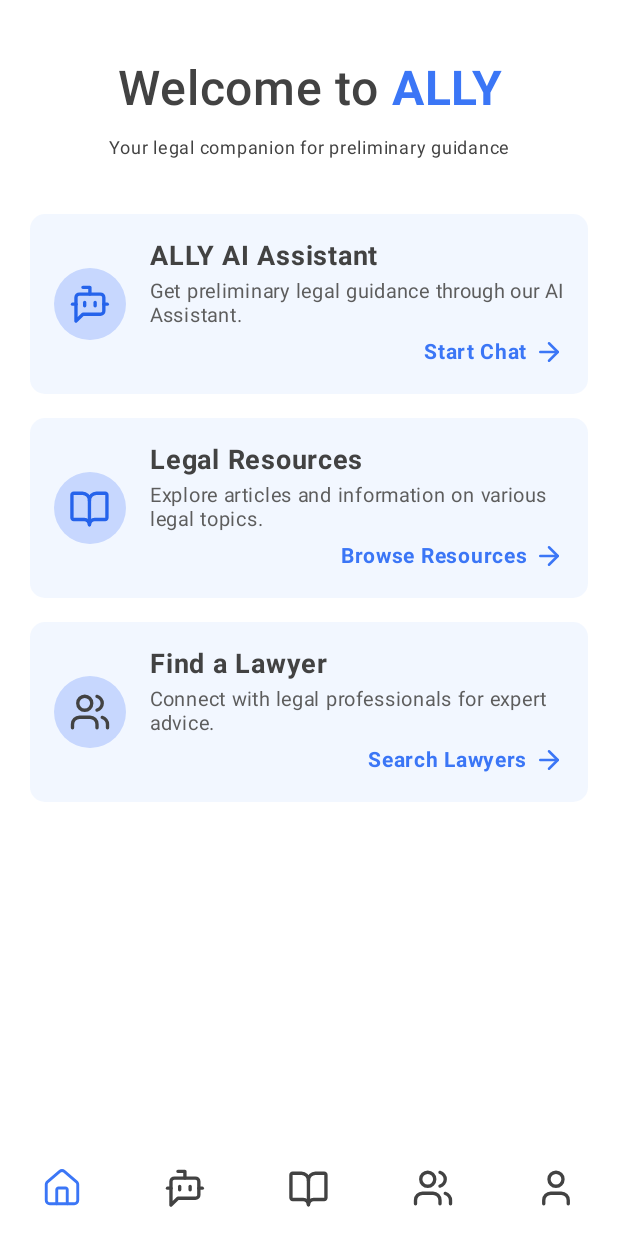
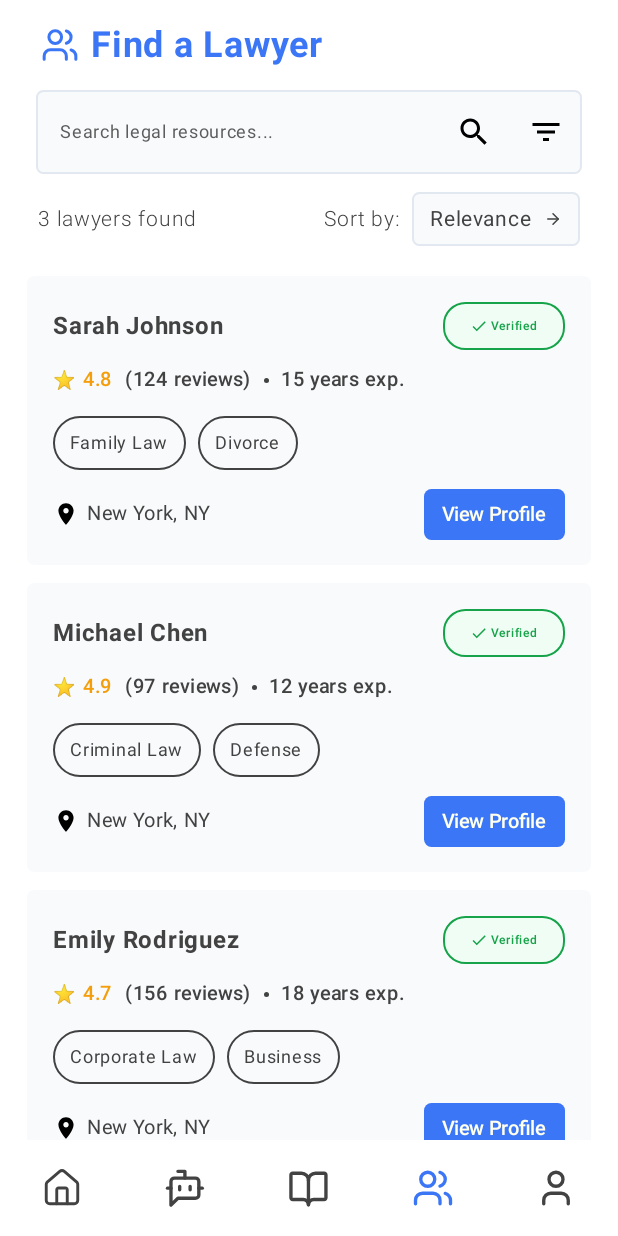
Before and after one commit to piolonrqz/Capstone-ALLY, an Android app built with Jetpack Compose: the screen it shows after launch (MainActivity), after a tap on "Find a Lawyer", on a phone screen of 412 x 824 dp. Run offline under Robolectric (Android 15) with nearby library versions, the phone set to English and light mode, and no system bars.

Commit message:
added Lawyers Screen

```diff
--- a/ally-mobile/app/src/main/java/com/example/ally/MainActivity.kt
+++ b/ally-mobile/app/src/main/java/com/example/ally/MainActivity.kt
@@ -23,6 +23,7 @@ import com.example.ally.ui.screens.LandingScreen
 import com.example.ally.ui.screens.ChatScreen
 import com.example.ally.ui.screens.ResourcesScreen
 import com.example.ally.ui.screens.LibrarySearchScreen
+import com.example.ally.ui.screens.LawyersScreen
 import com.example.ally.ui.components.AllyBottomNav
 
 class MainActivity : ComponentActivity() {
@@ -38,7 +39,7 @@ class MainActivity : ComponentActivity() {
                 Scaffold(
                     modifier = Modifier.fillMaxSize(),                    bottomBar = {
                         // Show bottom nav only on screens that need it
-                        if (currentRoute == ScreenRoutes.LANDING || currentRoute == ScreenRoutes.CHAT || currentRoute == ScreenRoutes.RESOURCES) { // Add other relevant routes
+                        if (currentRoute == ScreenRoutes.LANDING || currentRoute == ScreenRoutes.CHAT || currentRoute == ScreenRoutes.RESOURCES || currentRoute == ScreenRoutes.LAWYERS) { // Add other relevant routes
                             AllyBottomNav(navController = navController, currentRoute = currentRoute)
                         }
                     }
@@ -59,8 +60,10 @@ class MainActivity : ComponentActivity() {
                         composable(ScreenRoutes.LIBRARY_SEARCH) {
                             LibrarySearchScreen(navController = navController)
                         }
+                        composable(ScreenRoutes.LAWYERS) {
+                            LawyersScreen(navController = navController)
+                        }
                         // Add other composables for other screens here
-                        // composable(ScreenRoutes.LAWYERS) { LawyersScreen(navController) }
                         // composable(ScreenRoutes.ACCOUNT) { AccountScreen(navController) }
                     }
                 }
--- a/ally-mobile/app/src/main/java/com/example/ally/ui/components/BottomNavigationBar.kt
+++ b/ally-mobile/app/src/main/java/com/example/ally/ui/components/BottomNavigationBar.kt
@@ -56,7 +56,7 @@ fun AllyBottomNav(navController: NavController, currentRoute: String?) {
                 iconRes = R.drawable.ic_lawyers,
                 label = "Lawyers",
                 selected = currentRoute == ScreenRoutes.LAWYERS,
-                onClick = { /* TODO: if (currentRoute != ScreenRoutes.LAWYERS) navController.navigate(ScreenRoutes.LAWYERS) */ }
+                onClick = { if (currentRoute != ScreenRoutes.LAWYERS) navController.navigate(ScreenRoutes.LAWYERS) }
             )
             BottomNavItem(
                 iconRes = R.drawable.ic_account,
--- a/ally-mobile/app/src/main/java/com/example/ally/ui/screens/LandingScreen.kt
+++ b/ally-mobile/app/src/main/java/com/example/ally/ui/screens/LandingScreen.kt
@@ -67,7 +67,7 @@ fun LandingScreen(navController: NavController) {
             title = "Legal Resources",
             description = "Explore articles and information on various legal topics.",
             buttonText = "Browse Resources",
-            onClick = { navController.navigate(ScreenRoutes.RESOURCES)  }
+            onClick = { navController.navigate(ScreenRoutes.RESOURCES) }
         )
         Spacer(modifier = Modifier.height(16.dp))
         LandingCard(
@@ -75,7 +75,7 @@ fun LandingScreen(navController: NavController) {
             title = "Find a Lawyer",
             description = "Connect with legal professionals for expert advice.",
             buttonText = "Search Lawyers",
-            onClick = { /* TODO: navController.navigate(ScreenRoutes.LAWYERS) */ }
+            onClick = { navController.navigate(ScreenRoutes.LAWYERS) }
         )
         Spacer(modifier = Modifier.weight(1f))
     }
--- /dev/null
+++ b/ally-mobile/app/src/main/java/com/example/ally/ui/screens/LawyersScreen.kt
@@ -0,0 +1,421 @@
+package com.example.ally.ui.screens
+
+import androidx.compose.foundation.BorderStroke
+import androidx.compose.foundation.background
+import androidx.compose.foundation.border
+import androidx.compose.foundation.clickable
+import androidx.compose.foundation.layout.*
+import androidx.compose.foundation.lazy.LazyColumn
+import androidx.compose.foundation.lazy.items
+import androidx.compose.foundation.shape.CircleShape
+import androidx.compose.foundation.shape.RoundedCornerShape
+import androidx.compose.material.icons.Icons
+import androidx.compose.material.icons.filled.Search
+import androidx.compose.material.icons.filled.FilterList
+import androidx.compose.material.icons.filled.LocationOn
+import androidx.compose.material.icons.filled.Check
+import androidx.compose.material3.*
+import androidx.compose.runtime.*
+import androidx.compose.ui.Alignment
+import androidx.compose.ui.Modifier
+import androidx.compose.ui.draw.clip
+import androidx.compose.ui.graphics.Color
+import androidx.compose.ui.res.painterResource
+import androidx.compose.ui.text.font.FontWeight
+import androidx.compose.ui.unit.dp
+import androidx.compose.ui.unit.sp
+import androidx.navigation.NavController
+import com.example.ally.R
+
+data class Lawyer(
+    val name: String,
+    val rating: Double,
+    val reviewCount: Int,
+    val yearsExperience: Int,
+    val specialties: List<String>,
+    val location: String,
+    val isVerified: Boolean
+)
+
+@Composable
+fun LawyersScreen(navController: NavController) {
+    // Sample data - in real app this would come from API/database
+    val lawyers = remember {
+        listOf(
+            Lawyer(
+                name = "Sarah Johnson",
+                rating = 4.8,
+                reviewCount = 124,
+                yearsExperience = 15,
+                specialties = listOf("Family Law", "Divorce"),
+                location = "New York, NY",
+                isVerified = true
+            ),
+            Lawyer(
+                name = "Michael Chen",
+                rating = 4.9,
+                reviewCount = 97,
+                yearsExperience = 12,
+                specialties = listOf("Criminal Law", "Defense"),
+                location = "New York, NY",
+                isVerified = true
+            ),
+            Lawyer(
+                name = "Emily Rodriguez",
+                rating = 4.7,
+                reviewCount = 156,
+                yearsExperience = 18,
+                specialties = listOf("Corporate Law", "Business"),
+                location = "New York, NY",
+                isVerified = true
+            )
+        )
+    }
+
+    var searchQuery by remember { mutableStateOf("") }
+    var sortBy by remember { mutableStateOf("Relevance") }
+
+    Column(
+        modifier = Modifier
+            .fillMaxSize()
+            .background(Color.White)
+    ) {
+        // Header
+        Row(
+            modifier = Modifier
+                .fillMaxWidth()
+                .padding(horizontal = 27.dp, vertical = 16.dp),
+            verticalAlignment = Alignment.CenterVertically
+        ) {
+            Icon(
+                painter = painterResource(id = R.drawable.ic_lawyers),
+                contentDescription = "Lawyers Icon",
+                modifier = Modifier.size(25.dp),
+                tint = Color(0xFF3B76F6)
+            )
+
+            Spacer(modifier = Modifier.width(8.dp))
+
+            Text(
+                text = "Find a Lawyer",
+                fontSize = 24.sp,
+                fontWeight = FontWeight.Bold,
+                color = Color(0xFF3B76F6)
+            )
+        }
+
+        // Search Bar
+        Card(
+            modifier = Modifier.fillMaxWidth().padding(horizontal = 24.dp),
+            shape = RoundedCornerShape(5.dp),
+            colors = CardDefaults.cardColors(containerColor = Color(0xFFF8FAFC)),
+            border = BorderStroke(1.dp, Color(0xFFE2E8F0))
+
+        ) {
+            Row(
+                modifier = Modifier
+                    .fillMaxWidth(),
+                verticalAlignment = Alignment.CenterVertically
+            ) {
+                TextField(
+                    value = searchQuery,
+                    onValueChange = { searchQuery = it },
+                    placeholder = {
+                        Text(
+                            text = "Search legal resources...",
+                            color = Color(0xFF5D5D5D),
+                            fontSize = 12.sp
+                        )
+                    },
+                    modifier = Modifier.weight(1f),
+                    colors = TextFieldDefaults.colors(
+                        focusedContainerColor = Color.Transparent,
+                        unfocusedContainerColor = Color.Transparent,
+                        focusedIndicatorColor = Color.Transparent,
+                        unfocusedIndicatorColor = Color.Transparent
+                    )
+                )
+                  IconButton(onClick = { /* TODO: Implement  */ }) {
+                    Icon(
+                        imageVector = Icons.Default.Search,
+                        contentDescription = "Search",
+                        tint = Color(0xFF000000)
+                    )
+                }
+
+                IconButton(onClick = { /* TODO: Implement filter */ }) {
+                    Icon(
+                        imageVector = Icons.Default.FilterList,
+                        contentDescription = "Filter",
+                        tint = Color(0xFF000000)
+                    )
+                }
+            }
+        }
+
+        Spacer(modifier = Modifier.height(12.dp))
+
+        // Results and Sort Section
+        Row(
+            modifier = Modifier
+                .fillMaxWidth()
+                .padding(horizontal = 25.dp),
+            horizontalArrangement = Arrangement.SpaceBetween,
+            verticalAlignment = Alignment.CenterVertically
+        ) {
+            Text(
+                text = "${lawyers.size} lawyers found",
+                fontSize = 14.sp,
+                fontWeight = FontWeight.Light,
+                color = Color(0xFF424242)
+            )
+
+            Row(
+                verticalAlignment = Alignment.CenterVertically
+            ) {
+                Text(
+                    text = "Sort by:",
+                    fontSize = 14.sp,
+                    fontWeight = FontWeight.Light,
+                    color = Color(0xFF424242)
+                )
+
+                Spacer(modifier = Modifier.width(8.dp))
+
+                Box(
+                    modifier = Modifier
+                        .background(
+                            Color(0xFFF8FAFC),
+                            RoundedCornerShape(5.dp)
+                        )
+                        .border(
+                            1.dp,
+                            Color(0xFFE2E8F0),
+                            RoundedCornerShape(5.dp)
+                        )
+                        .padding(horizontal = 12.dp, vertical = 6.dp)
+                        .clickable { /* Handle dropdown */ }
+                ) {
+                    Row(
+                        verticalAlignment = Alignment.CenterVertically
+                    ) {
+                        Text(
+                            text = sortBy,
+                            fontSize = 14.sp,
+                            color = Color(0xFF424242)
+                        )
+                        Spacer(modifier = Modifier.width(8.dp))
+                        Icon(
+                            painter = painterResource(id = R.drawable.ic_arrow_right),
+                            contentDescription = "Dropdown",
+                            modifier = Modifier.size(12.dp),
+                            tint = Color(0xFF424242)
+                        )
+                    }
+                }
+            }
+        }
+
+        Spacer(modifier = Modifier.height(12.dp))
+
+        // Lawyers List
+        LazyColumn(
+            modifier = Modifier
+                .fillMaxSize()
+                .padding(horizontal = 16.dp),
+            verticalArrangement = Arrangement.spacedBy(12.dp),
+            contentPadding = PaddingValues(vertical = 8.dp)
+        ) {
+            items(lawyers) { lawyer ->
+                LawyerCard(lawyer = lawyer)
+            }
+        }
+    }
+}
+
+@Composable
+fun LawyerCard(lawyer: Lawyer) {
+    Card(
+        modifier = Modifier
+            .fillMaxWidth()
+            .padding(horizontal = 2.dp),
+        shape = RoundedCornerShape(5.dp),
+        colors = CardDefaults.cardColors(containerColor = Color(0xFFF8FAFC)),
+        elevation = CardDefaults.cardElevation(defaultElevation = 0.dp)
+    ) {
+        Column(
+            modifier = Modifier
+                .fillMaxWidth()
+                .padding(17.dp)
+        ) {
+            // Name and Verification
+            Row(
+                modifier = Modifier.fillMaxWidth(),
+                horizontalArrangement = Arrangement.SpaceBetween,
+                verticalAlignment = Alignment.CenterVertically
+            ) {
+                Text(
+                    text = lawyer.name,
+                    fontSize = 16.sp,
+                    fontWeight = FontWeight.Bold,
+                    color = Color(0xFF424242)
+                )
+
+                if (lawyer.isVerified) {
+                    Box(
+                        modifier = Modifier
+                            .background(
+                                Color(0xFFF0FDF4),
+                                RoundedCornerShape(15.dp)
+                            )
+                            .border(
+                                1.dp,
+                                Color(0xFF16A34A),
+                                RoundedCornerShape(15.dp)
+                            )
+                            .padding(horizontal = 18.dp, vertical = 4.dp)
+                    ) {                        Row(
+                            verticalAlignment = Alignment.CenterVertically
+                        ) {
+                            Icon(
+                                imageVector = Icons.Default.Check,
+                                contentDescription = "Verified",
+                                modifier = Modifier.size(12.dp),
+                                tint = Color(0xFF16A34A)
+                            )
+                            Spacer(modifier = Modifier.width(2.dp))
+                            Text(
+                                text = "Verified",
+                                fontSize = 8.sp,
+                                fontWeight = FontWeight.Medium,
+                                color = Color(0xFF16A34A)
+                            )
+                        }
+                    }
+                }
+            }
+
+            Spacer(modifier = Modifier.height(8.dp))
+
+            // Rating and Reviews
+            Row(
+                verticalAlignment = Alignment.CenterVertically
+            ) {
+                Row(
+                    verticalAlignment = Alignment.CenterVertically
+                ) {
+                    Text(
+                        text = "⭐",
+                        fontSize = 12.sp
+                    )
+                    Spacer(modifier = Modifier.width(4.dp))
+                    Text(
+                        text = lawyer.rating.toString(),
+                        fontSize = 13.sp,
+                        fontWeight = FontWeight.Medium,
+                        color = Color(0xFFF59E0B)
+                    )
+                }
+
+                Spacer(modifier = Modifier.width(8.dp))
+
+                Text(
+                    text = "(${lawyer.reviewCount} reviews)",
+                    fontSize = 13.sp,
+                    fontWeight = FontWeight.Medium,
+                    color = Color(0xFF424242)
+                )
+
+                Spacer(modifier = Modifier.width(8.dp))
+
+                Box(
+                    modifier = Modifier
+                        .size(3.dp)
+                        .background(Color(0xFF424242), CircleShape)
+                )
+
+                Spacer(modifier = Modifier.width(8.dp))
+
+                Text(
+                    text = "${lawyer.yearsExperience} years exp.",
+                    fontSize = 13.sp,
+                    fontWeight = FontWeight.Medium,
+                    color = Color(0xFF424242)
+                )
+            }
+
+            Spacer(modifier = Modifier.height(12.dp))
+
+            // Specialties
+            Row(
+                modifier = Modifier.fillMaxWidth(),
+                horizontalArrangement = Arrangement.spacedBy(8.dp)
+            ) {
+                lawyer.specialties.forEach { specialty ->
+                    Box(
+                        modifier = Modifier
+                            .background(
+                                Color(0xFFF8FAFC),
+                                RoundedCornerShape(100.dp)
+                            )
+                            .border(
+                                1.dp,
+                                Color(0xFF424242),
+                                RoundedCornerShape(100.dp)
+                            )
+                            .padding(horizontal = 11.dp, vertical = 6.dp)
+                    ) {
+                        Text(
+                            text = specialty,
+                            fontSize = 12.sp,
+                            color = Color(0xFF424242)
+                        )
+                    }
+                }
+            }
+
+            Spacer(modifier = Modifier.height(12.dp))
+
+            // Location and View Profile Button
+            Row(
+                modifier = Modifier.fillMaxWidth(),
+                horizontalArrangement = Arrangement.SpaceBetween,
+                verticalAlignment = Alignment.CenterVertically
+            ) {                Row(
+                    verticalAlignment = Alignment.CenterVertically
+                ) {
+                    Icon(
+                        imageVector = Icons.Default.LocationOn,
+                        contentDescription = "Location",
+                        modifier = Modifier.size(17.dp),
+                        tint = Color.Black
+                    )
+                    Spacer(modifier = Modifier.width(5.dp))
+                    Text(
+                        text = lawyer.location,
+                        fontSize = 13.sp,
+                        color = Color(0xFF424242)
+                    )
+                }
+
+                Button(
+                    onClick = { /* Navigate to profile */ },
+                    modifier = Modifier
+                        .height(34.dp),
+                    shape = RoundedCornerShape(5.dp),
+                    colors = ButtonDefaults.buttonColors(
+                        containerColor = Color(0xFF3B76F6)
+                    ),
+                    contentPadding = PaddingValues(horizontal = 12.dp)
+                ) {
+                    Text(
+                        text = "View Profile",
+                        fontSize = 13.sp,
+                        fontWeight = FontWeight.SemiBold,
+                        color = Color(0xFFFFFFEE)
+                    )
+                }
+            }
+        }
+    }
+}
```
Also changed, not shown: 1 other file.
